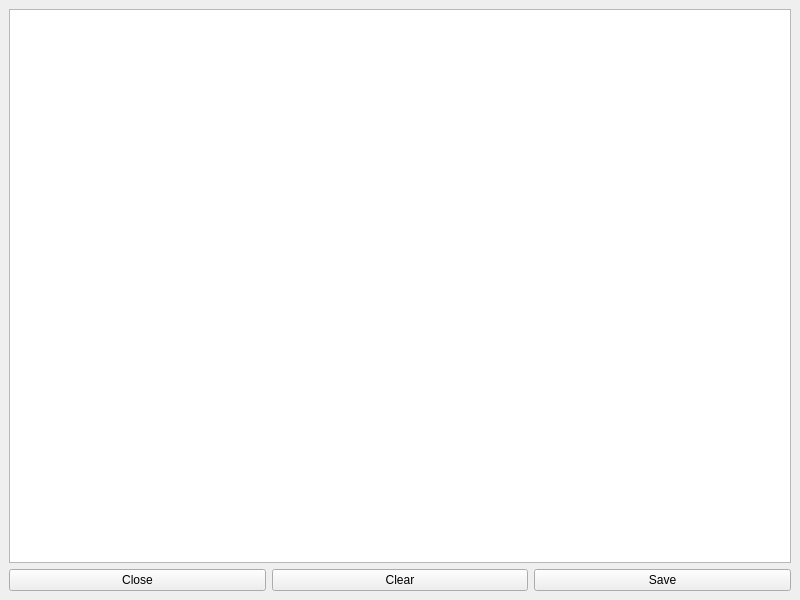
Above: arrhythmia/interface/resources/logs.ui from tomsoonn/arrhythmia-prediction before the change. Below: the same form after it.
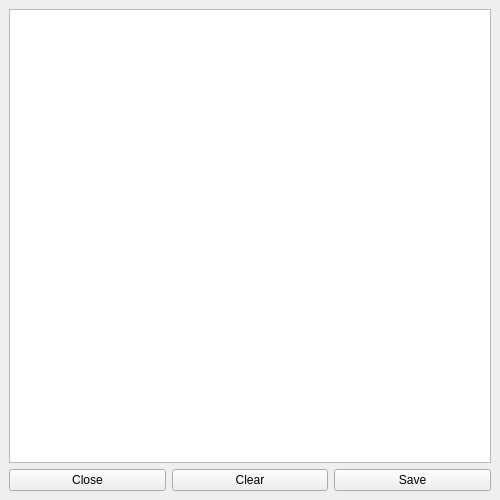
That is the form after the change.

The edit to the form file:
```diff
--- a/arrhythmia/interface/resources/logs.ui
+++ b/arrhythmia/interface/resources/logs.ui
@@ -6,8 +6,8 @@
    <rect>
     <x>0</x>
     <y>0</y>
-    <width>800</width>
-    <height>600</height>
+    <width>500</width>
+    <height>500</height>
    </rect>
   </property>
   <property name="windowTitle">
```
